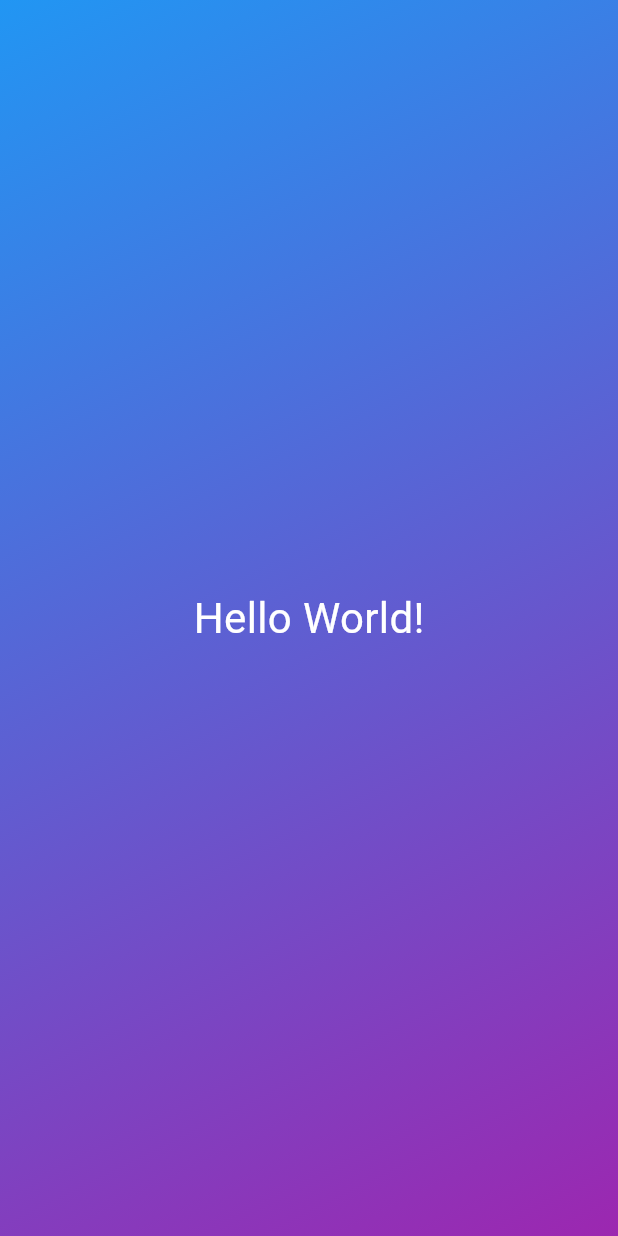
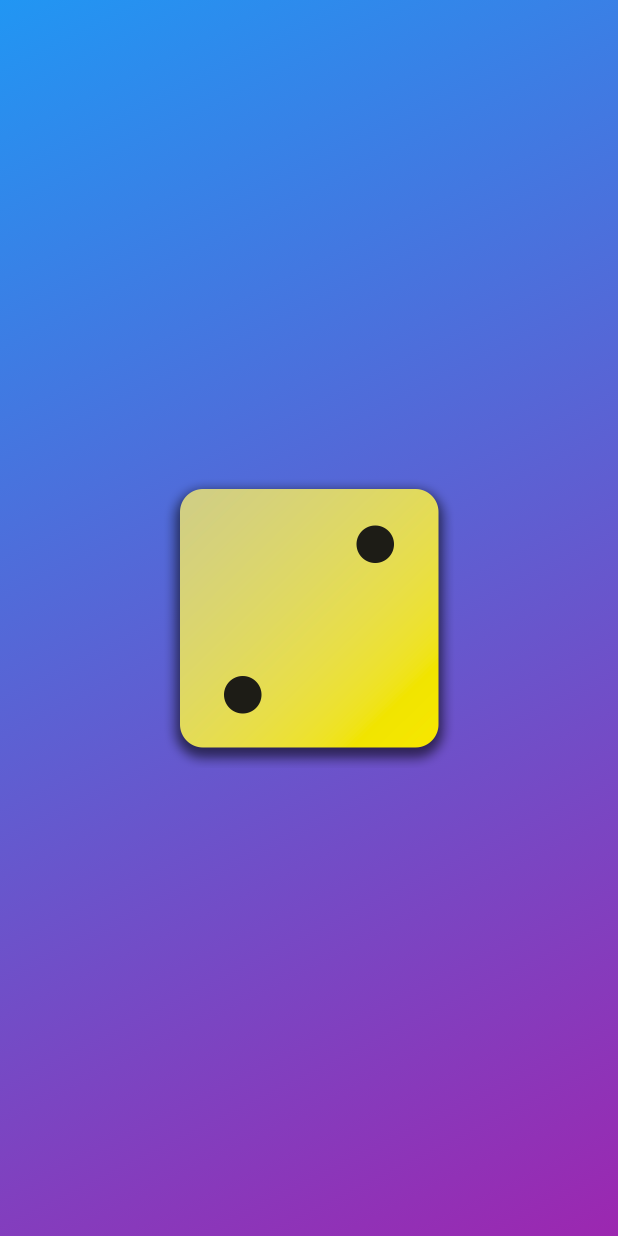
Before and after one commit to m0rb1u5/roll-dice-app, a Flutter app: the screen it shows after launch, on a phone screen of 412 x 824 dp. Run offline on Flutter 3.47's test engine with Material 3 defaults, Android fonts, the phone set to English and light mode, and no system bars.

Commit message:
44. Diplsaying Images & Using Multiple Constructor Funcions

```diff
--- a/lib/gradient_container.dart
+++ b/lib/gradient_container.dart
@@ -1,8 +1,9 @@
 import 'package:flutter/material.dart';
-import 'package:roll_dice_app/styled_text.dart';
 
 class GradientContainer extends StatelessWidget {
   const GradientContainer({required this.colors, super.key});
+
+  GradientContainer.purple({super.key}) : colors = [Colors.blue, Colors.purple];
 
   final List<Color> colors;
 
@@ -12,16 +13,17 @@
   @override
   Widget build(BuildContext context) {
     return Container(
-      decoration:  BoxDecoration(
+      decoration: BoxDecoration(
         gradient: LinearGradient(
           colors: colors,
           begin: startAlignment,
           end: endAlignment,
         ),
       ),
-      child: const Center(
-        child: StyledText(
-          text: "Hello World!",
+      child: Center(
+        child: Image.asset(
+          'assets/images/dice-2.png',
+          width: 200,
         ),
       ),
     );
--- a/lib/main.dart
+++ b/lib/main.dart
@@ -10,11 +10,9 @@
 
   @override
   Widget build(BuildContext context) {
-    return const MaterialApp(
+    return MaterialApp(
       home: Scaffold(
-        body: GradientContainer(
-          colors: [Colors.blue, Colors.purple],
-        ),
+        body: GradientContainer.purple(),
       ),
     );
   }
```
Also changed, not shown: pubspec.yaml (+7 -3 lines), assets/images/dice-1.png (added), assets/images/dice-2.png (added), assets/images/dice-3.png (added), assets/images/dice-4.png (added), assets/images/dice-5.png (added), assets/images/dice-6.png (added).
